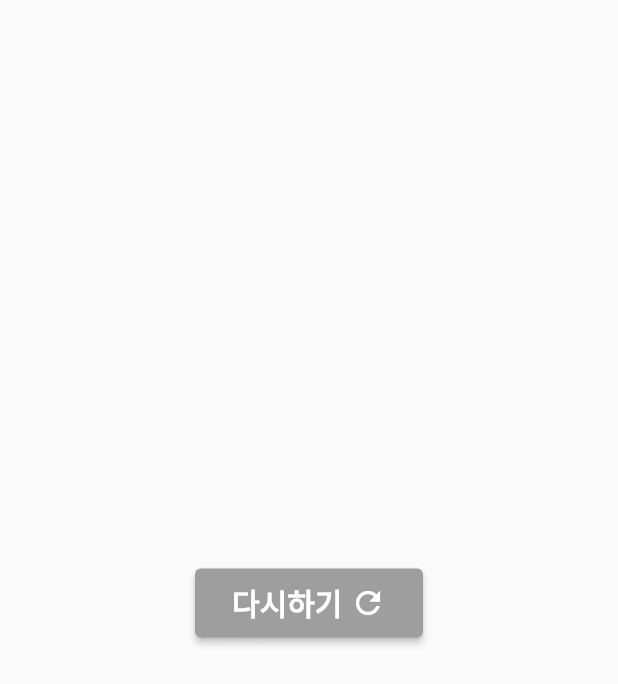
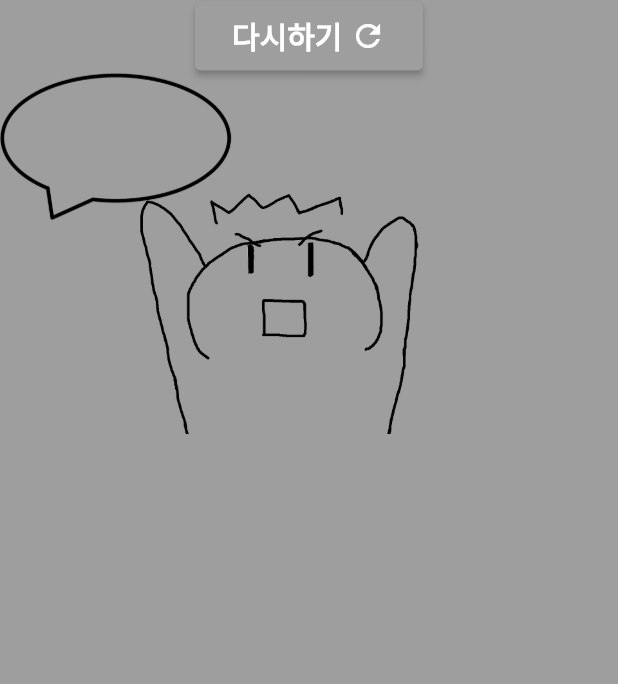
Before and after one commit to miniDevel/generating_random_number, a Flutter app: the screen it shows after launch, after a tap on "생성 하기", on a phone screen of 412 x 824 dp. Shown: the top 684 px of the screen. Run offline on Flutter 3.47's test engine with Material 2 defaults, Android fonts, the phone set to English and light mode, and no system bars; Roboto replaces fonts that are missing (HancomMalangMalang).

Commit message:
commit 7

```diff
--- a/lib/component/bottom_picture.dart
+++ /dev/null
@@ -1,19 +0,0 @@
-import 'package:flutter/material.dart';
-
-class BottomPicture extends StatelessWidget {
-  final Widget child;
-  const BottomPicture({required this.child,super.key,});
-
-  @override
-  Widget build(BuildContext context) {
-    return Column(
-      children: [
-        Expanded(
-          child: SizedBox(),
-        ),
-        child,
-        SizedBox(height: 20)
-      ],
-    );
-  }
-}
--- a/lib/component/custom_screen.dart
+++ /dev/null
@@ -1,26 +0,0 @@
-import 'package:flutter/material.dart';
-
-
-class CustomScreenContainer extends StatelessWidget {
-  final List<Widget> children;
-  const CustomScreenContainer({required this.children, super.key,});
-
-  @override
-  Widget build(BuildContext context) {
-    return Container(
-      height: MediaQuery
-          .of(context)
-          .size
-          .height,
-      width: MediaQuery
-          .of(context)
-          .size
-          .width,
-      child: Column(
-        mainAxisAlignment: MainAxisAlignment.center,
-        crossAxisAlignment: CrossAxisAlignment.center,
-        children:children,
-      ),
-    );
-  }
-}
--- a/lib/screen/home_screen.dart
+++ b/lib/screen/home_screen.dart
@@ -1,15 +1,34 @@
 import 'package:flutter/material.dart';
-import 'package:generating_random_number/component/bottom_picture.dart';
 import 'package:generating_random_number/component/custom_button.dart';
 import 'package:generating_random_number/component/custom_text_field.dart';
-import 'package:generating_random_number/component/custom_screen.dart';
 import 'package:generating_random_number/screen/result_screen.dart';
 
-class HomeScreen extends StatelessWidget {
+class HomeScreen extends StatefulWidget {
   const HomeScreen({super.key});
 
   @override
+  State<HomeScreen> createState() => _HomeScreenState();
+}
+
+class _HomeScreenState extends State<HomeScreen> {
+  final topTextureKey = GlobalKey();
+  final middleButtonKey = GlobalKey();
+  final stackKey = GlobalKey();
+
+  @override
   Widget build(BuildContext context) {
+    final emptySpaceHeight = (MediaQuery.of(context).size.height -
+        70 -
+        getTopTextureHeight() -
+        getMiddleButtonHeight() -
+        getStackHeight());
+
+    SizedBox EmptySpaceHeight(){
+      return SizedBox(
+        height: emptySpaceHeight / 3,
+      );
+    }
+
     return SafeArea(
       child: GestureDetector(
         onTap: () {
@@ -17,36 +36,49 @@ class HomeScreen extends StatelessWidget {
         },
         child: Scaffold(
           body: SingleChildScrollView(
-            child: CustomScreenContainer(
-              children: [
-                SizedBox(height: 120),
-                TopTexture(),
-                SizedBox(height: 120),
-                MiddleButton(),
-                Expanded(
-                  child: BottomPicture(
-                    child: Stack(
-                      children: [
-                        Image.asset('assets/img/home_screen.png'),
-                        Positioned(
-                          top: 50,
-                          right: 50,
-                          child: Text(
-                            '위에 입력하면 내가 숫자를 말해줄게!',
-                            style: TextStyle(
-                                fontSize: 22, fontWeight: FontWeight.w600),
-                          ),
-                        ),
-                      ],
-                    ),
+            child: Container(
+              height: MediaQuery.of(context).size.height - 50,
+              child: Column(
+                children: [
+                  EmptySpaceHeight(),
+                  TopTexture(
+                    key: topTextureKey,
                   ),
-                ),
-              ],
+                  EmptySpaceHeight(),
+                  MiddleButton(
+                    key: middleButtonKey,
+                  ),
+                  EmptySpaceHeight(),
+                  BottomPicture(
+                      stackKey: stackKey, text: '위에 입력하면 내가 숫자를 말해줄게!'),
+                  SizedBox(height: 20),
+                ],
+              ),
             ),
           ),
         ),
       ),
     );
+  }
+
+
+
+  double getTopTextureHeight() {
+    final RenderBox? renderBox =
+        topTextureKey.currentContext?.findRenderObject() as RenderBox?;
+    return renderBox?.size.height ?? 0.0;
+  }
+
+  double getMiddleButtonHeight() {
+    final RenderBox? renderBox =
+        middleButtonKey.currentContext?.findRenderObject() as RenderBox?;
+    return renderBox?.size.height ?? 0.0;
+  }
+
+  double getStackHeight() {
+    final RenderBox? renderBox =
+        stackKey.currentContext?.findRenderObject() as RenderBox?;
+    return renderBox?.size.height ?? 0.0;
   }
 }
 
@@ -132,3 +164,32 @@ class MiddleButton extends StatelessWidget {
         });
   }
 }
+
+class BottomPicture extends StatelessWidget {
+  final GlobalKey stackKey;
+  final String text;
+
+  const BottomPicture({
+    required this.stackKey,
+    required this.text,
+    super.key,
+  });
+
+  @override
+  Widget build(BuildContext context) {
+    return Stack(
+      key: stackKey,
+      children: [
+        Image.asset('assets/img/home_screen.png'),
+        Positioned(
+          top: 50,
+          right: 50,
+          child: Text(
+            text,
+            style: TextStyle(fontSize: 22, fontWeight: FontWeight.w600),
+          ),
+        ),
+      ],
+    );
+  }
+}
--- a/lib/screen/result_screen.dart
+++ b/lib/screen/result_screen.dart
@@ -1,7 +1,6 @@
 import 'package:flutter/material.dart';
-import 'package:generating_random_number/component/bottom_picture.dart';
+
 import 'package:generating_random_number/component/custom_button.dart';
-import 'package:generating_random_number/component/custom_screen.dart';
 
 class ResultScreen extends StatelessWidget {
   const ResultScreen({super.key});
@@ -10,13 +9,20 @@ class ResultScreen extends StatelessWidget {
   Widget build(BuildContext context) {
     return SafeArea(
       child: Scaffold(
-        body: CustomScreenContainer(
-          children: [
-            ReStartButton(),
-            BottomPicture(
-              child: Container(),
-            ),
-          ],
+        body: Container(
+          color: Colors.grey,
+          height: MediaQuery.of(context).size.height,
+          child: Column(
+            children: [
+              ReStartButton(),
+              Stack(
+                children: [
+                  Image.asset('assets/img/result.png'),
+                  Image.asset('assets/img/speech_bubble.png',height: 100,)
+                ],
+              ),
+            ],
+          ),
         ),
       ),
     );
```
Also changed, not shown: assets/img/speech_bubble.png (added).
